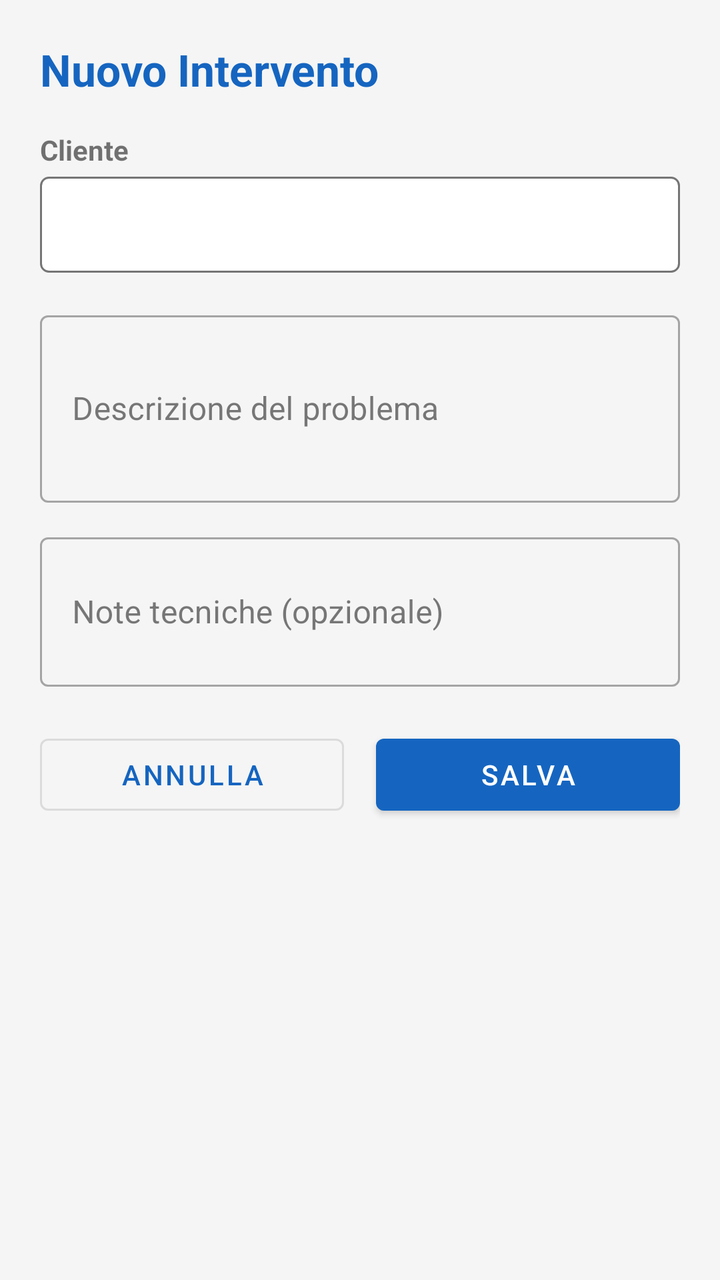
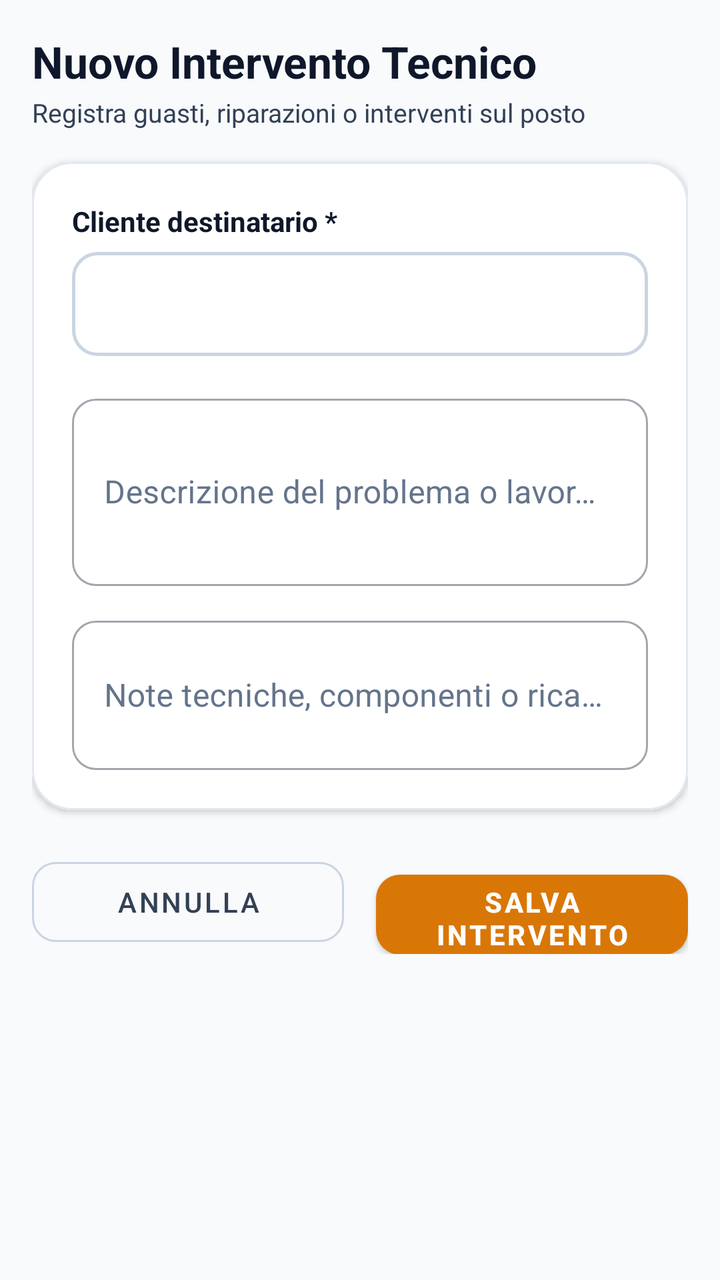

Before-and-after screenshots of an Android layout around one commit, followed by the original layout XML and the change that was made.
<!-- AndroidManifest.xml: application theme Theme.TechInterventionApp -->
<!-- res/layout/fragment_new_intervention.xml -->
<?xml version="1.0" encoding="utf-8"?>
<ScrollView
    xmlns:android="http://schemas.android.com/apk/res/android"
    xmlns:app="http://schemas.android.com/apk/res-auto"
    android:layout_width="match_parent"
    android:layout_height="match_parent"
    android:background="@color/background">

    <LinearLayout
        android:layout_width="match_parent"
        android:layout_height="wrap_content"
        android:orientation="vertical"
        android:padding="20dp">

        <TextView
            android:layout_width="match_parent"
            android:layout_height="wrap_content"
            android:text="Nuovo Intervento"
            android:textSize="22sp"
            android:textStyle="bold"
            android:textColor="@color/primary"
            android:layout_marginBottom="16dp" />

        
        <TextView
            android:layout_width="match_parent"
            android:layout_height="wrap_content"
            android:text="Cliente"
            android:textStyle="bold"
            android:textSize="14sp"
            android:layout_marginBottom="4dp" />

        <Spinner
            android:id="@+id/spinner_client"
            android:layout_width="match_parent"
            android:layout_height="48dp"
            android:background="@drawable/spinner_background" />

        
        <com.google.android.material.textfield.TextInputLayout
            android:id="@+id/til_description"
            style="@style/Widget.MaterialComponents.TextInputLayout.OutlinedBox"
            android:layout_width="match_parent"
            android:layout_height="wrap_content"
            android:hint="Descrizione del problema"
            android:layout_marginTop="16dp">
            <com.google.android.material.textfield.TextInputEditText
                android:id="@+id/et_description"
                android:layout_width="match_parent"
                android:layout_height="wrap_content"
                android:inputType="textMultiLine"
                android:minLines="3" />
        </com.google.android.material.textfield.TextInputLayout>

        
        <com.google.android.material.textfield.TextInputLayout
            android:id="@+id/til_technical_notes"
            style="@style/Widget.MaterialComponents.TextInputLayout.OutlinedBox"
            android:layout_width="match_parent"
            android:layout_height="wrap_content"
            android:hint="Note tecniche (opzionale)"
            android:layout_marginTop="12dp">
            <com.google.android.material.textfield.TextInputEditText
                android:id="@+id/et_technical_notes"
                android:layout_width="match_parent"
                android:layout_height="wrap_content"
                android:inputType="textMultiLine"
                android:minLines="2" />
        </com.google.android.material.textfield.TextInputLayout>

        
        <LinearLayout
            android:layout_width="match_parent"
            android:layout_height="wrap_content"
            android:orientation="horizontal"
            android:layout_marginTop="20dp">

            <com.google.android.material.button.MaterialButton
                android:id="@+id/btn_cancel"
                style="@style/Widget.MaterialComponents.Button.OutlinedButton"
                android:layout_width="0dp"
                android:layout_height="wrap_content"
                android:layout_weight="1"
                android:text="Annulla"
                android:layout_marginEnd="8dp" />

            <com.google.android.material.button.MaterialButton
                android:id="@+id/btn_save"
                android:layout_width="0dp"
                android:layout_height="wrap_content"
                android:layout_weight="1"
                android:text="Salva"
                android:layout_marginStart="8dp" />
        </LinearLayout>

    </LinearLayout>
</ScrollView>
<!-- resources referenced by this layout -->
<resources>
  <color name="background">#F5F5F5</color>
  <color name="primary">#1565C0</color>
  <!-- drawable spinner_background (drawable) -->
  <?xml version="1.0" encoding="utf-8"?>
  <shape xmlns:android="http://schemas.android.com/apk/res/android"
      android:shape="rectangle">
      <stroke
          android:width="1dp"
          android:color="@color/text_secondary" />
      <corners android:radius="4dp" />
      <solid android:color="@color/surface" />
      <padding
          android:left="8dp"
          android:right="8dp"
          android:top="4dp"
          android:bottom="4dp" />
  </shape>
  <style name="Theme.TechInterventionApp" parent="Theme.MaterialComponents.DayNight.NoActionBar">
          
          <item name="colorPrimary">@color/primary</item>
          <item name="colorPrimaryVariant">@color/primary_variant</item>
          <item name="colorOnPrimary">@color/white</item>
          <item name="colorSecondary">@color/secondary</item>
          <item name="colorSecondaryVariant">@color/secondary_variant</item>
          <item name="colorOnSecondary">@color/white</item>
          <item name="colorError">@color/error</item>
  
          
          <item name="android:colorBackground">@color/background</item>
          <item name="colorSurface">@color/surface</item>
          <item name="colorOnSurface">@color/on_surface</item>
  
          
          <item name="android:statusBarColor">@color/primary_variant</item>
      </style>
  <color name="text_secondary">#757575</color>
  <color name="surface">#FFFFFF</color>
  <color name="primary_variant">#003c8f</color>
  <color name="white">#FFFFFF</color>
  <color name="secondary">#FF6F00</color>
  <color name="secondary_variant">#c43e00</color>
  <color name="error">#B00020</color>
  <color name="on_surface">#212121</color>
</resources>

<!-- the commit's change to res/layout/fragment_new_intervention.xml (unified diff, before → after) -->
@@ -4,92 +4,144 @@
     xmlns:app="http://schemas.android.com/apk/res-auto"
     android:layout_width="match_parent"
     android:layout_height="match_parent"
+    android:fillViewport="true"
     android:background="@color/background">
 
     <LinearLayout
         android:layout_width="match_parent"
         android:layout_height="wrap_content"
         android:orientation="vertical"
-        android:padding="20dp">
+        android:padding="16dp">
 
         <TextView
             android:layout_width="match_parent"
             android:layout_height="wrap_content"
-            android:text="Nuovo Intervento"
+            android:text="Nuovo Intervento Tecnico"
             android:textSize="22sp"
             android:textStyle="bold"
-            android:textColor="@color/primary"
+            android:textColor="@color/text_primary" />
+
+        <TextView
+            android:layout_width="match_parent"
+            android:layout_height="wrap_content"
+            android:text="Registra guasti, riparazioni o interventi sul posto"
+            android:textSize="13sp"
+            android:textColor="@color/text_secondary"
+            android:layout_marginTop="2dp"
             android:layout_marginBottom="16dp" />
 
         
-        <TextView
+        <com.google.android.material.card.MaterialCardView
             android:layout_width="match_parent"
             android:layout_height="wrap_content"
-            android:text="Cliente"
-            android:textStyle="bold"
-            android:textSize="14sp"
-            android:layout_marginBottom="4dp" />
+            app:cardCornerRadius="20dp"
+            app:cardElevation="2dp"
+            app:strokeColor="@color/border_subtle"
+            app:strokeWidth="1dp">
 
-        <Spinner
-            android:id="@+id/spinner_client"
-            android:layout_width="match_parent"
-            android:layout_height="48dp"
-            android:background="@drawable/spinner_background" />
-
-        
-        <com.google.android.material.textfield.TextInputLayout
-            android:id="@+id/til_description"
-            style="@style/Widget.MaterialComponents.TextInputLayout.OutlinedBox"
-            android:layout_width="match_parent"
-            android:layout_height="wrap_content"
-            android:hint="Descrizione del problema"
-            android:layout_marginTop="16dp">
-            <com.google.android.material.textfield.TextInputEditText
-                android:id="@+id/et_description"
+            <LinearLayout
                 android:layout_width="match_parent"
                 android:layout_height="wrap_content"
-                android:inputType="textMultiLine"
-                android:minLines="3" />
-        </com.google.android.material.textfield.TextInputLayout>
+                android:background="@color/surface"
+                android:orientation="vertical"
+                android:padding="20dp">
 
-        
-        <com.google.android.material.textfield.TextInputLayout
-            android:id="@+id/til_technical_notes"
-            style="@style/Widget.MaterialComponents.TextInputLayout.OutlinedBox"
-            android:layout_width="match_parent"
-            android:layout_height="wrap_content"
-            android:hint="Note tecniche (opzionale)"
-            android:layout_marginTop="12dp">
-            <com.google.android.material.textfield.TextInputEditText
-                android:id="@+id/et_technical_notes"
-                android:layout_width="match_parent"
-                android:layout_height="wrap_content"
-                android:inputType="textMultiLine"
-                android:minLines="2" />
-        </com.google.android.material.textfield.TextInputLayout>
+                
+                <TextView
+                    android:layout_width="match_parent"
+                    android:layout_height="wrap_content"
+                    android:text="Cliente destinatario *"
+                    android:textStyle="bold"
+                    android:textSize="14sp"
+                    android:textColor="@color/text_primary"
+                    android:layout_marginBottom="6dp" />
+
+                <Spinner
+                    android:id="@+id/spinner_client"
+                    android:layout_width="match_parent"
+                    android:layout_height="52dp"
+                    android:background="@drawable/spinner_background"
+                    android:spinnerMode="dropdown" />
+
+                
+                <com.google.android.material.textfield.TextInputLayout
+                    android:id="@+id/til_description"
+                    style="@style/Widget.MaterialComponents.TextInputLayout.OutlinedBox"
+                    android:layout_width="match_parent"
+                    android:layout_height="wrap_content"
+                    android:hint="Descrizione del problema o lavoro *"
+                    android:textColorHint="@color/text_muted"
+                    app:boxCornerRadiusTopStart="12dp"
+                    app:boxCornerRadiusTopEnd="12dp"
+                    app:boxCornerRadiusBottomStart="12dp"
+                    app:boxCornerRadiusBottomEnd="12dp"
+                    android:layout_marginTop="16dp">
+
+                    <com.google.android.material.textfield.TextInputEditText
+                        android:id="@+id/et_description"
+                        android:layout_width="match_parent"
+                        android:layout_height="wrap_content"
+                        android:textColor="@color/text_primary"
+                        android:inputType="textMultiLine"
+                        android:minLines="3" />
+                </com.google.android.material.textfield.TextInputLayout>
+
+                
+                <com.google.android.material.textfield.TextInputLayout
+                    android:id="@+id/til_technical_notes"
+                    style="@style/Widget.MaterialComponents.TextInputLayout.OutlinedBox"
+                    android:layout_width="match_parent"
+                    android:layout_height="wrap_content"
+                    android:hint="Note tecniche, componenti o ricambi (opzionale)"
+                    android:textColorHint="@color/text_muted"
+                    app:boxCornerRadiusTopStart="12dp"
+                    app:boxCornerRadiusTopEnd="12dp"
+                    app:boxCornerRadiusBottomStart="12dp"
+                    app:boxCornerRadiusBottomEnd="12dp"
+                    android:layout_marginTop="12dp">
+
+                    <com.google.android.material.textfield.TextInputEditText
+                        android:id="@+id/et_technical_notes"
+                        android:layout_width="match_parent"
+                        android:layout_height="wrap_content"
+                        android:textColor="@color/text_primary"
+                        android:inputType="textMultiLine"
+                        android:minLines="2" />
+                </com.google.android.material.textfield.TextInputLayout>
+
+            </LinearLayout>
+        </com.google.android.material.card.MaterialCardView>
 
         
         <LinearLayout
             android:layout_width="match_parent"
             android:layout_height="wrap_content"
             android:orientation="horizontal"
-            android:layout_marginTop="20dp">
+            android:layout_marginTop="20dp"
+            android:layout_marginBottom="24dp">
 
             <com.google.android.material.button.MaterialButton
                 android:id="@+id/btn_cancel"
                 style="@style/Widget.MaterialComponents.Button.OutlinedButton"
                 android:layout_width="0dp"
-                android:layout_height="wrap_content"
+                android:layout_height="52dp"
                 android:layout_weight="1"
                 android:text="Annulla"
+                android:textColor="@color/text_secondary"
+                app:strokeColor="@color/border_strong"
+                app:cornerRadius="12dp"
                 android:layout_marginEnd="8dp" />
 
             <com.google.android.material.button.MaterialButton
                 android:id="@+id/btn_save"
                 android:layout_width="0dp"
-                android:layout_height="wrap_content"
+                android:layout_height="52dp"
                 android:layout_weight="1"
-                android:text="Salva"
+                android:text="Salva Intervento"
+                android:textColor="@color/white"
+                android:textStyle="bold"
+                app:backgroundTint="@color/secondary"
+                app:cornerRadius="12dp"
                 android:layout_marginStart="8dp" />
         </LinearLayout>
 
<!-- resource entries referenced after the edit -->
@@ -1,23 +1,25 @@
 <!-- resources referenced by this layout -->
 <resources>
-  <color name="background">#F5F5F5</color>
-  <color name="primary">#1565C0</color>
+  <color name="background">#F8FAFC</color>
+  <color name="border_strong">#CBD5E1</color>
+  <color name="border_subtle">#E2E8F0</color>
+  <color name="primary">#1E40AF</color>
   <!-- drawable spinner_background (drawable) -->
   <?xml version="1.0" encoding="utf-8"?>
   <shape xmlns:android="http://schemas.android.com/apk/res/android"
       android:shape="rectangle">
       <stroke
-          android:width="1dp"
-          android:color="@color/text_secondary" />
-      <corners android:radius="4dp" />
+          android:width="1.5dp"
+          android:color="@color/border_strong" />
+      <corners android:radius="12dp" />
       <solid android:color="@color/surface" />
       <padding
-          android:left="8dp"
-          android:right="8dp"
-          android:top="4dp"
-          android:bottom="4dp" />
+          android:left="14dp"
+          android:right="14dp"
+          android:top="12dp"
+          android:bottom="12dp" />
   </shape>
-  <style name="Theme.TechInterventionApp" parent="Theme.MaterialComponents.DayNight.NoActionBar">
+  <style name="Theme.TechInterventionApp" parent="Theme.MaterialComponents.Light.NoActionBar">
           
           <item name="colorPrimary">@color/primary</item>
           <item name="colorPrimaryVariant">@color/primary_variant</item>
@@ -30,18 +32,41 @@
           
           <item name="android:colorBackground">@color/background</item>
           <item name="colorSurface">@color/surface</item>
-          <item name="colorOnSurface">@color/on_surface</item>
+          <item name="colorOnSurface">@color/text_primary</item>
   
           
-          <item name="android:statusBarColor">@color/primary_variant</item>
+          <item name="android:textColor">@color/text_primary</item>
+          <item name="android:textColorPrimary">@color/text_primary</item>
+          <item name="android:textColorSecondary">@color/text_secondary</item>
+          <item name="android:textColorHint">@color/text_muted</item>
+  
+          
+          <item name="android:statusBarColor">@color/background</item>
+          <item name="android:windowLightStatusBar">true</item>
+          <item name="android:navigationBarColor">@color/surface</item>
+          <item name="android:windowLightNavigationBar">true</item>
+  
+          
+          <item name="textInputStyle">@style/Widget.App.TextInputLayout</item>
       </style>
-  <color name="text_secondary">#757575</color>
+  <color name="text_secondary">#334155</color>
   <color name="surface">#FFFFFF</color>
-  <color name="primary_variant">#003c8f</color>
+  <color name="text_muted">#64748B</color>
+  <color name="text_primary">#0F172A</color>
+  <color name="primary_variant">#172554</color>
   <color name="white">#FFFFFF</color>
-  <color name="secondary">#FF6F00</color>
-  <color name="secondary_variant">#c43e00</color>
-  <color name="error">#B00020</color>
-  <color name="on_surface">#212121</color>
+  <color name="secondary">#D97706</color>
+  <color name="secondary_variant">#B45309</color>
+  <color name="error">#DC2626</color>
+  <style name="Widget.App.TextInputLayout" parent="Widget.MaterialComponents.TextInputLayout.OutlinedBox">
+          <item name="boxStrokeColor">@color/primary</item>
+          <item name="boxStrokeWidth">1.5dp</item>
+          <item name="boxCornerRadiusTopStart">12dp</item>
+          <item name="boxCornerRadiusTopEnd">12dp</item>
+          <item name="boxCornerRadiusBottomStart">12dp</item>
+          <item name="boxCornerRadiusBottomEnd">12dp</item>
+          <item name="hintTextColor">@color/primary</item>
+          <item name="android:textColorHint">@color/text_muted</item>
+      </style>
 </resources>
 
